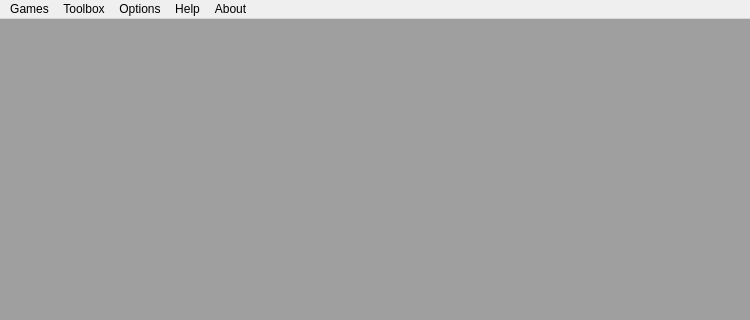
Above: src/ui/main_window.ui from ThalynLabs/Mudlet before the change; both pictures show x 0 to 750 and y 0 to 320 of the 750 by 502 pixel window. Below: the same form after it.
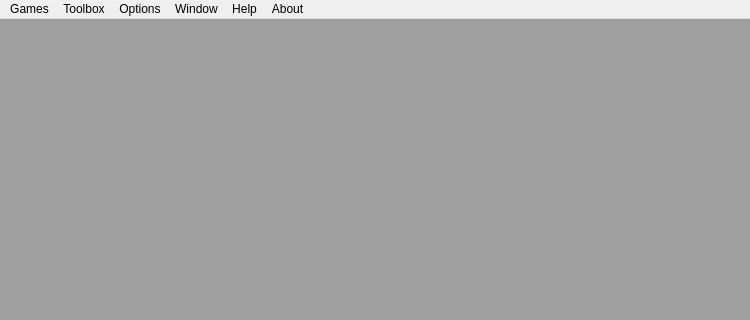
That is the form after the change.

Commit message: Add: Multi-window support with drag-and-drop tabs (#7934)

Diff of the .ui file:
```diff
--- a/src/ui/main_window.ui
+++ b/src/ui/main_window.ui
@@ -147,6 +147,15 @@
     <addaction name="dactionChangelog"/>
     <addaction name="dactionReportIssue"/>
    </widget>
+   <widget class="QMenu" name="menuWindow">
+    <property name="title">
+     <string>Window</string>
+    </property>
+    <addaction name="dactionReattachDetachedWindows"/>
+    <addaction name="separator"/>
+    <addaction name="dactionToggleAlwaysOnTop"/>
+    <addaction name="dactionMinimize"/>
+   </widget>
    <widget class="QMenu" name="menuGames">
     <property name="title">
      <string>Games</string>
@@ -162,6 +171,7 @@
    <addaction name="menuGames"/>
    <addaction name="menuEditor"/>
    <addaction name="menuOptions"/>
+   <addaction name="menuWindow"/>
    <addaction name="menuHelp"/>
    <addaction name="menuAbout"/>
   </widget>
```
Left out of the diff: 30 changed lines with no effect on the pictures. The commit also changes 11 other files.
